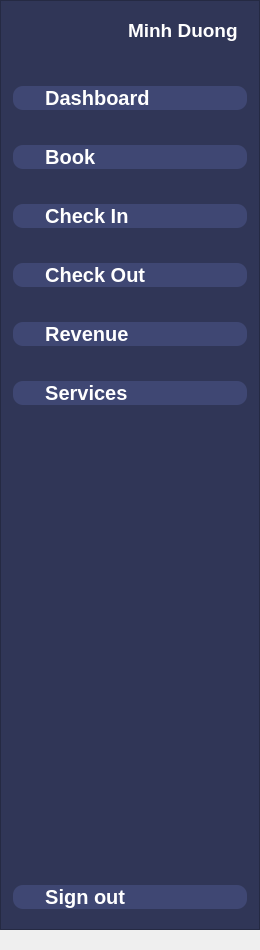
Old version of the form navbar.ui in the repository mindt102/HotelManagementSystem.
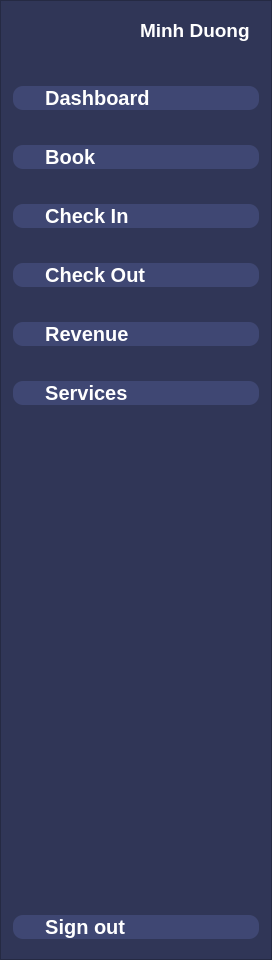
New version of the form. Icons and pictures are not drawn.

The edit to the form file:
```diff
--- a/navbar.ui
+++ b/navbar.ui
@@ -6,10 +6,22 @@
    <rect>
     <x>0</x>
     <y>0</y>
-    <width>260</width>
-    <height>950</height>
+    <width>272</width>
+    <height>960</height>
    </rect>
   </property>
+  <property name="sizePolicy">
+   <sizepolicy hsizetype="Fixed" vsizetype="Preferred">
+    <horstretch>0</horstretch>
+    <verstretch>0</verstretch>
+   </sizepolicy>
+  </property>
+  <property name="maximumSize">
+   <size>
+    <width>16777215</width>
+    <height>16777215</height>
+   </size>
+  </property>
   <property name="windowTitle">
    <string>Form</string>
   </property>
@@ -19,15 +31,21 @@
    background-color:white;
 }</string>
   </property>
+  <layout class="QGridLayout" name="gridLayout">
+   <property name="leftMargin">
+    <number>0</number>
+   </property>
+   <property name="topMargin">
+    <number>0</number>
+   </property>
+   <property name="rightMargin">
+    <number>0</number>
+   </property>
+   <property name="bottomMargin">
+    <number>0</number>
+   </property>
+   <item row="0" column="0">
   <widget class="QFrame" name="frame">
-   <property name="geometry">
-    <rect>
-     <x>0</x>
-     <y>0</y>
-     <width>260</width>
-     <height>930</height>
-    </rect>
-   </property>
    <property name="styleSheet">
     <string notr="true">background-color: #303657;</string>
    </property>
@@ -347,6 +365,8 @@
     </item>
    </layout>
   </widget>
+   </item>
+  </layout>
  </widget>
  <resources/>
  <connections/>
```
Lines whose indentation alone changed are shown as unchanged.
